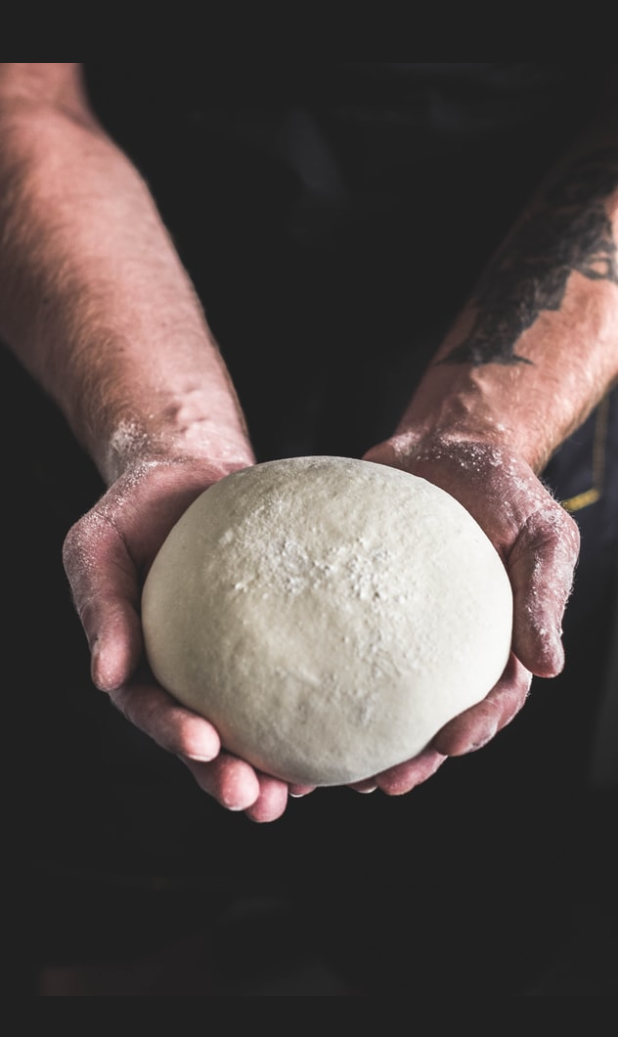
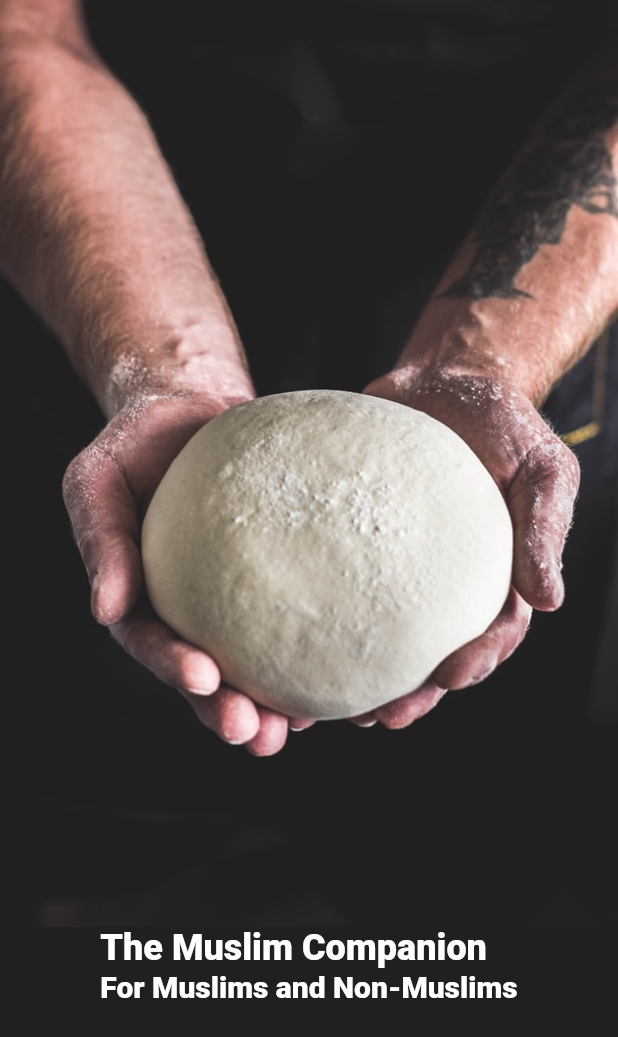
Before and after one commit to JAAMRI/TMC_flutter_app, a Flutter app: the screen it shows after launch, on a phone screen of 412 x 824 dp. Shown: the top 1037 px of the screen. Run offline on Flutter 3.47's test engine with Material 2 defaults, Android fonts, the phone set to English and light mode, and no system bars.

Commit message:
home page progress - For Muslims and Non-Muslims text added

```diff
--- a/lib/main.dart
+++ b/lib/main.dart
@@ -15,8 +15,16 @@ class MyApp extends StatelessWidget {
       debugShowCheckedModeBanner: false,
       title: 'Auth screen',
       theme: ThemeData(
-          primaryColor: kPrimaryColor,
-          scaffoldBackgroundColor: kBackgroundColor),
+        primaryColor: kPrimaryColor,
+        scaffoldBackgroundColor: kBackgroundColor,
+        textTheme: TextTheme(
+          headline5:
+              TextStyle(color: Colors.white, fontWeight: FontWeight.bold),
+          headline6:
+              TextStyle(color: Colors.white, fontWeight: FontWeight.normal),
+        ),
+        buttonColor: kPrimaryColor,
+      ),
       home: WelcomeScreen(),
     );
   }
@@ -29,16 +37,33 @@ class WelcomeScreen extends StatelessWidget {
       body: Column(
         children: <Widget>[
           Expanded(
-            flex: 6,
+            flex: 3,
             child: Container(
               decoration: BoxDecoration(
                 image: DecorationImage(
-                  image: AssetImage("assets/images/bg_image.jpeg"),
-                ),
+                    image: AssetImage("assets/images/bg_image.jpeg"),
+                    fit: BoxFit.cover),
               ),
             ),
           ),
-          Expanded(child: Column())
+          Expanded(
+            child: Column(
+              children: <Widget>[
+                RichText(
+                  text: TextSpan(
+                    children: [
+                      TextSpan(
+                          text: "The Muslim Companion\n",
+                          style: Theme.of(context).textTheme.headline5),
+                      TextSpan(
+                          text: "For Muslims and Non-Muslims",
+                          style: Theme.of(context).textTheme.headline6),
+                    ],
+                  ),
+                )
+              ],
+            ),
+          )
         ],
       ),
     );
```
